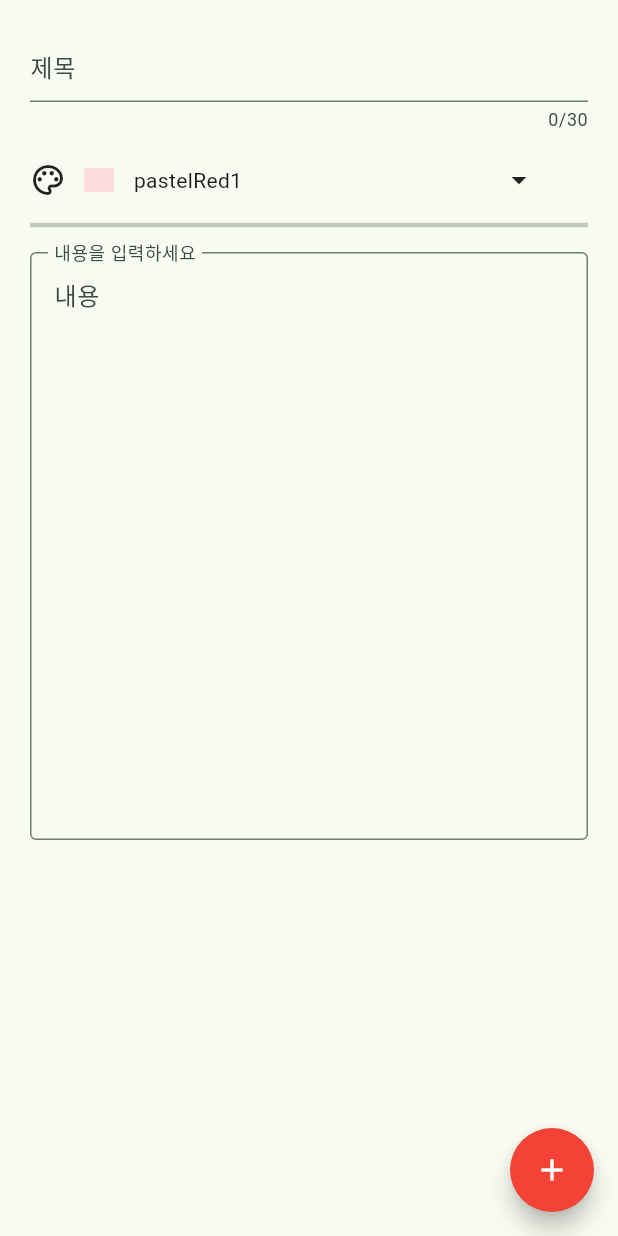
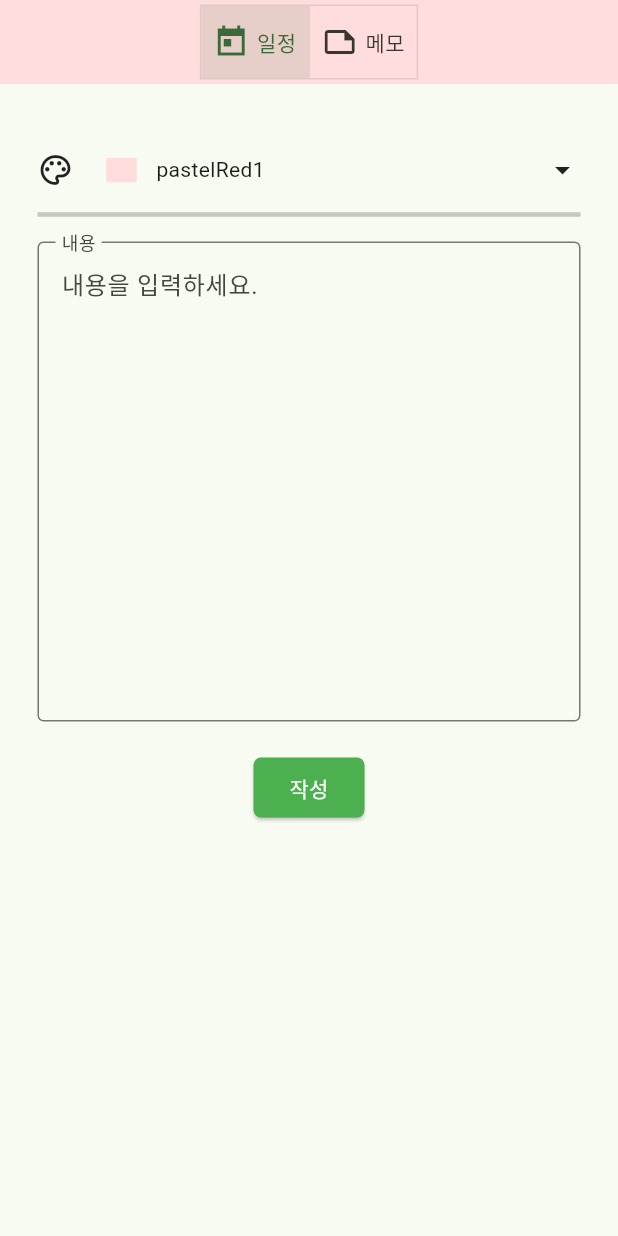
Before and after one commit to ethan-oh/todolist-flutter-app, a Flutter app: the WritePage screen opened directly, on a phone screen of 412 x 824 dp. Run offline on Flutter 3.47's test engine with Material 2 defaults, Android fonts, the phone set to English and light mode, and no system bars; our stand-ins replace cloud_firestore, firebase_core, get, shared_preferences, table_calendar; accounts and stored records are empty; network calls fail.

```diff
--- a/lib/view/write_page.dart
+++ b/lib/view/write_page.dart
@@ -1,6 +1,6 @@
+import 'package:cloud_firestore/cloud_firestore.dart';
 import 'package:flutter/material.dart';
 import 'package:team_four_todo_list_app/functions/label_color.dart';
-import 'package:team_four_todo_list_app/model/memo/memo.dart';
 
 class WritePage extends StatefulWidget {
   const WritePage({super.key});
@@ -15,6 +15,7 @@ class _WritePageState extends State<WritePage> {
   late TextEditingController contentController;
   late String labelName;
   late Color labelColor;
+  late List<bool> isSelected;
 
   @override
   void initState() {
@@ -23,6 +24,7 @@ class _WritePageState extends State<WritePage> {
     contentController = TextEditingController();
     labelName = LabelColors.colorLabels.keys.first;
     labelColor = Color(LabelColors.colorLabels[labelName]);
+    isSelected = [true, false];
   }
 
   @override
@@ -30,45 +32,92 @@ class _WritePageState extends State<WritePage> {
     return GestureDetector(
       onTap: () => FocusScope.of(context).unfocus(),
       child: Scaffold(
+        appBar: AppBar(
+          backgroundColor: labelColor,
+          centerTitle: true,
+          title: ToggleButtons(
+            onPressed: (int index) {
+              // 버튼을 누르면 해당 버튼의 isSelected 값을 토글
+              isSelected[index] = !isSelected[index];
+
+              // 두 버튼 중 하나가 선택되면 다른 버튼의 선택 상태를 해제
+              if (isSelected[0] && isSelected[1]) {
+                isSelected[1 - index] = false;
+              }
+              setState(() {});
+            },
+            isSelected: isSelected,
+            children: const [
+              // 첫 번째 버튼
+              Padding(
+                padding: EdgeInsets.all(8.0),
+                child: Row(
+                  children: [
+                    Padding(
+                      padding: EdgeInsets.only(right: 5),
+                      child: Icon(
+                        Icons.today_sharp,
+                      ),
+                    ),
+                    Text('일정'),
+                  ],
+                ),
+              ),
+              // 두 번째 버튼
+              Padding(
+                padding: EdgeInsets.all(8.0),
+                child: Row(
+                  children: [
+                    Padding(
+                      padding: EdgeInsets.only(right: 5),
+                      child: Icon(
+                        Icons.note_outlined,
+                      ),
+                    ),
+                    Text('메모'),
+                  ],
+                ),
+              ),
+            ],
+          ),
+        ),
         body: SingleChildScrollView(
           child: Padding(
-            padding: const EdgeInsets.all(20.0),
+            padding: const EdgeInsets.all(25.0),
             child: Center(
               child: Column(
                 mainAxisAlignment: MainAxisAlignment.center,
                 children: [
-                  TextField(
-                    // 메모제목  ------------
-                    controller: titleController,
-                    maxLength: 30,
-                    decoration: const InputDecoration(
-                      hintText: '제목',
-                    ),
-                  ),
+                  // TextField(
+                  //   // 메모제목  ------------
+                  //   controller: titleController,
+                  //   maxLength: 30,
+                  //   decoration: const InputDecoration(
+                  //     hintText: '제목을 입력하세요.',
+                  //   ),
+                  // ),
                   Padding(
                     padding: const EdgeInsets.only(top: 20, bottom: 10),
                     child: GestureDetector(
                       onTap: () => _showBottomSheet(context),
                       child: Row(
+                        mainAxisAlignment: MainAxisAlignment.spaceBetween,
                         // 라벨 색상 선택 ------------
                         children: [
+                          Row(
+                            children: [
                               const Padding(
-                            padding: EdgeInsets.only(right: 10),
+                                padding: EdgeInsets.only(right: 20),
                                 child: Icon(
                                   Icons.color_lens_outlined,
                                 ),
                               ),
-                          SizedBox(
-                            width: 280,
-                            child: Row(
-                              children: [
                               Icon(
                                 Icons.rectangle,
                                 color: labelColor,
                               ),
                               Text('   $labelName'),
                             ],
-                            ),
                           ),
                           const Icon(
                             Icons.arrow_drop_down,
@@ -87,29 +136,35 @@ class _WritePageState extends State<WritePage> {
                     // 메모내용  ------------
                     controller: contentController,
                     maxLines: null,
-                    minLines: 15,
+                    minLines: 12,
                     decoration: const InputDecoration(
-                      hintText: '내용',
-                      labelText: '내용을 입력하세요',
+                      hintText: '내용을 입력하세요.',
+                      labelText: '내용',
                       labelStyle: TextStyle(),
                       border: OutlineInputBorder(),
                       floatingLabelBehavior: FloatingLabelBehavior.always,
                     ),
                   ),
+                  Padding(
+                    padding: const EdgeInsets.all(20.0),
+                    child: ElevatedButton(
+                      onPressed: () {
+                        _emptyCheck();
+                        _showDialog('입력 결과', '입력되었습니다.');
+                        setState(() {});
+                      },
+                      style: ElevatedButton.styleFrom(
+                          backgroundColor: Colors.green,
+                          foregroundColor: Colors.white,
+                          shape: RoundedRectangleBorder(
+                            borderRadius: BorderRadius.circular(5),
+                          )),
+                      child: const Text('작성'),
+                    ),
+                  ),
                 ],
               ),
             ),
-          ),
-        ),
-        floatingActionButton: FloatingActionButton(
-          onPressed: () => _emptyCheck(),
-          shape: RoundedRectangleBorder(
-            borderRadius: BorderRadius.circular(30),
-          ),
-          backgroundColor: Colors.red,
-          child: const Icon(
-            Icons.add_outlined,
-            color: Colors.white,
           ),
         ),
       ),
@@ -119,8 +174,14 @@ class _WritePageState extends State<WritePage> {
   // ----- Functions -----
 
   _emptyCheck() {
-    if (titleController.text.trim().isEmpty) {
-      _showDialog('ERROR', '제목이 입력되지 않았습니다.');
+    if (contentController.text.trim().isEmpty) {
+      _showDialog('ERROR', '내용이 입력되지 않았습니다.');
+    } else {
+      FirebaseFirestore.instance.collection('memo').add({
+        'content': contentController.text.trim(),
+        'labelcolor': labelName,
+        'insertdate': DateTime.now()
+      });
     }
   }
 
@@ -143,6 +204,9 @@ class _WritePageState extends State<WritePage> {
               children: [
                 TextButton(
                   onPressed: () {
+                    contentController.text = '';
+                    labelName = LabelColors.colorLabels.keys.first;
+                    labelColor = Color(LabelColors.colorLabels[labelName]);
                     Navigator.of(context).pop();
                   },
                   child: const Text('OK'),
```
Also changed, not shown: lib/view/write_schedule.dart (added). Lines whose indentation alone changed are shown as unchanged.
